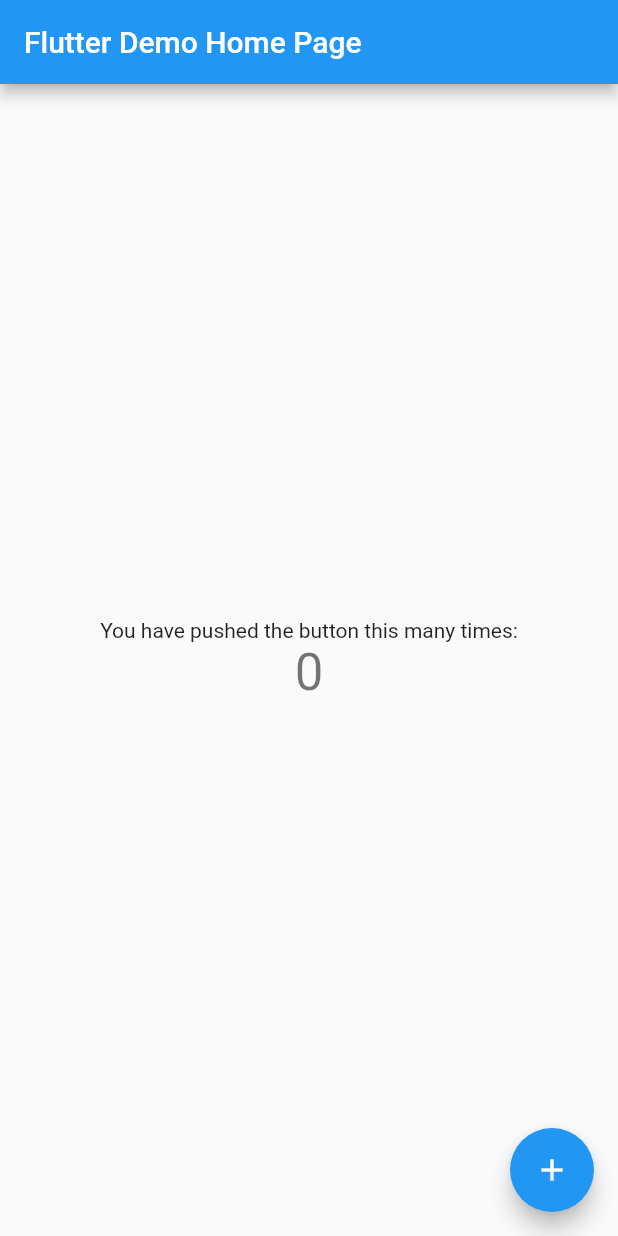
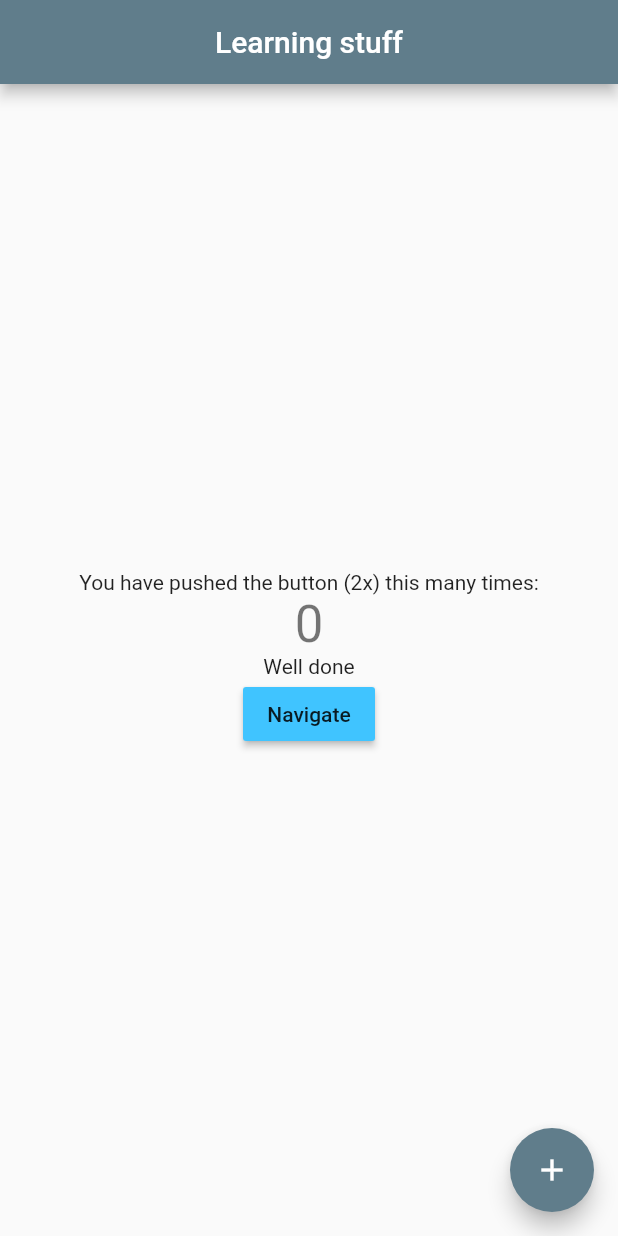
Before and after one commit to KristoferKSR/flutter-learning, a Flutter app: the screen it shows after launch, on a phone screen of 412 x 824 dp. Run offline on Flutter 3.47's test engine with Material 2 defaults, Android fonts, the phone set to English and light mode, and no system bars; our stand-ins replace dio, go_router.

```diff
--- a/lib/main.dart
+++ b/lib/main.dart
@@ -1,17 +1,19 @@
 import 'package:flutter/material.dart';
+import 'package:go_router/go_router.dart';
+import 'package:learning_app/list.dart';
 
 void main() {
-  runApp(const MyApp());
+  runApp(MyApp());
 }
 
 class MyApp extends StatelessWidget {
-  const MyApp({Key? key}) : super(key: key);
+  MyApp({Key? key}) : super(key: key);
 
   // This widget is the root of your application.
   @override
   Widget build(BuildContext context) {
-    return MaterialApp(
-      title: 'Flutter Demo',
+    return MaterialApp.router(
+      title: 'Home',
       theme: ThemeData(
         // This is the theme of your application.
         //
@@ -22,11 +24,26 @@ class MyApp extends StatelessWidget {
         // or simply save your changes to "hot reload" in a Flutter IDE).
         // Notice that the counter didn't reset back to zero; the application
         // is not restarted.
-        primarySwatch: Colors.blue,
+        primarySwatch: Colors.blueGrey,
       ),
-      home: const MyHomePage(title: 'Flutter Demo Home Page'),
+      routeInformationParser: _router.routeInformationParser,
+      routerDelegate: _router.routerDelegate,
     );
   }
+  final GoRouter _router = GoRouter(
+    routes: <GoRoute>[
+      GoRoute(
+        path: '/',
+        builder: (BuildContext context, GoRouterState state) =>
+        const MyHomePage(title: 'Learning stuff'),
+      ),
+      GoRoute(
+        path: '/list',
+        builder: (BuildContext context, GoRouterState state) =>
+        const ListPage(title: 'Quotes'),
+      ),
+    ],
+  );
 }
 
 class MyHomePage extends StatefulWidget {
@@ -50,14 +67,20 @@ class MyHomePage extends StatefulWidget {
 class _MyHomePageState extends State<MyHomePage> {
   int _counter = 0;
 
-  void _incrementCounter() {
+  void _doubleIncrementCounter() {
     setState(() {
       // This call to setState tells the Flutter framework that something has
       // changed in this State, which causes it to rerun the build method below
       // so that the display can reflect the updated values. If we changed
       // _counter without calling setState(), then the build method would not be
       // called again, and so nothing would appear to happen.
-      _counter++;
+      _counter += 2;
+    });
+  }
+
+  void _navigateToList() {
+    setState(() {
+      _counter += 2;
     });
   }
 
@@ -74,6 +97,7 @@ class _MyHomePageState extends State<MyHomePage> {
         // Here we take the value from the MyHomePage object that was created by
         // the App.build method, and use it to set our appbar title.
         title: Text(widget.title),
+        centerTitle: true,
       ),
       body: Center(
         // Center is a layout widget. It takes a single child and positions it
@@ -96,18 +120,27 @@ class _MyHomePageState extends State<MyHomePage> {
           mainAxisAlignment: MainAxisAlignment.center,
           children: <Widget>[
             const Text(
-              'You have pushed the button this many times:',
+              'You have pushed the button (2x) this many times:',
             ),
             Text(
               '$_counter',
               style: Theme.of(context).textTheme.headline4,
             ),
+            const Text(
+              'Well done'
+            ),
+            MaterialButton(
+              onPressed: () => context.go('/list'),
+              color: Colors.lightBlueAccent,
+              child: const Text("Navigate"),
+            )
           ],
         ),
       ),
       floatingActionButton: FloatingActionButton(
-        onPressed: _incrementCounter,
-        tooltip: 'Increment',
+        onPressed: _doubleIncrementCounter,
+        hoverColor: Colors.blue,
+        tooltip: 'Click me!',
         child: const Icon(Icons.add),
       ), // This trailing comma makes auto-formatting nicer for build methods.
     );
```
Also changed, not shown: lib/list.dart (added, +71 -0 lines), pubspec.yaml (+6 -1 lines), pubspec.lock, 1 other file.
